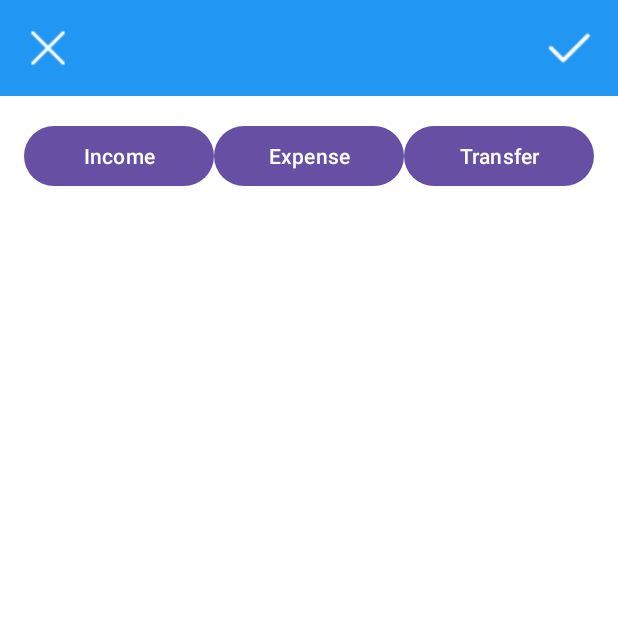
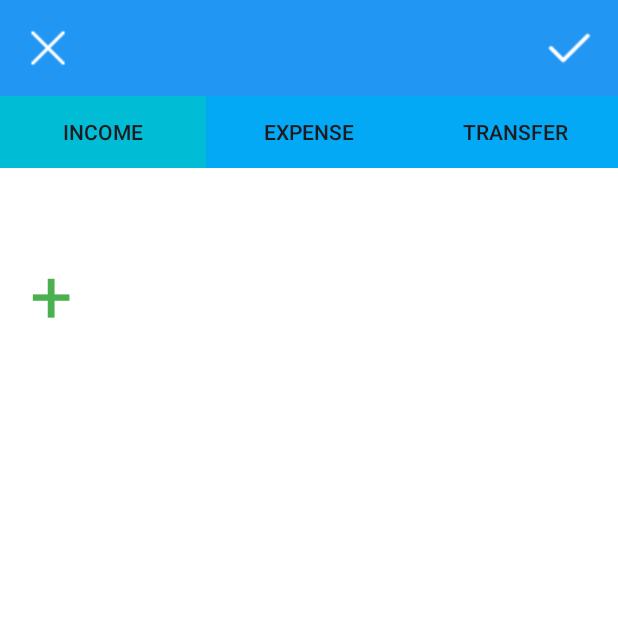
Before and after one commit to Chaitanya-ghutukade/Moneymind, an Android app: the Add_Records screen opened directly, with no data from a screen before it, on a phone screen of 412 x 824 dp, the top half of it. Run offline under Robolectric (Android 15) with nearby library versions, the phone set to English and light mode, and no system bars.

Commit message:
added income,expense and transfer buttons to add_records activity

```diff
--- a/app/build.gradle.kts
+++ b/app/build.gradle.kts
@@ -36,11 +36,10 @@ dependencies {
     implementation("androidx.appcompat:appcompat:1.6.1")
     implementation("com.google.android.material:material:1.9.0")
     implementation("androidx.constraintlayout:constraintlayout:2.1.4")
-
     testImplementation("junit:junit:4.13.2")
     androidTestImplementation("androidx.test.ext:junit:1.1.5")
     androidTestImplementation("androidx.test.espresso:espresso-core:3.5.1")
-    implementation ("androidx.lifecycle:lifecycle-viewmodel:2.3.1")
-    implementation( "androidx.lifecycle:lifecycle-livedata:2.3.1")
+    implementation("androidx.lifecycle:lifecycle-viewmodel:2.3.1")
+    implementation("androidx.lifecycle:lifecycle-livedata:2.3.1")
 
 }
--- a/app/src/main/java/com/example/moneymind/Add_Records.java
+++ b/app/src/main/java/com/example/moneymind/Add_Records.java
@@ -1,6 +1,7 @@
 package com.example.moneymind;
 
 import androidx.appcompat.app.AppCompatActivity;
+import androidx.appcompat.widget.AppCompatButton;
 import androidx.appcompat.widget.Toolbar;
 import androidx.core.content.ContextCompat;
 
@@ -9,19 +10,36 @@ import android.os.Bundle;
 import android.view.View;
 import android.view.Window;
 import android.view.WindowManager;
+import android.widget.Button;
 import android.widget.ImageView;
+import android.widget.TextView;
 import android.widget.Toast;
 
 public class Add_Records extends AppCompatActivity {
+    AppCompatButton btnIncome;
+    AppCompatButton btnExpense;
+    AppCompatButton btnTransfer;
+    TextView txtIcon;
+
+    Toolbar toolbar;
+    ImageView close;
+    ImageView check;
 
     @Override
     protected void onCreate(Bundle savedInstanceState) {
         super.onCreate(savedInstanceState);
         setContentView(R.layout.activity_add_records);
-        Toolbar toolbar=findViewById(R.id.Add_Records_toolbar);
+
+        btnIncome = findViewById(R.id.btn_income);
+        btnExpense = findViewById(R.id.btn_expense);
+        btnTransfer = findViewById(R.id.btn_transfer);
+        txtIcon = findViewById(R.id.txt_icon);
+        toolbar = findViewById(R.id.Add_Records_toolbar);
+        close = findViewById(R.id.close_icon);
+        check = findViewById(R.id.check_icon);
+
         setSupportActionBar(toolbar);
         getSupportActionBar().setDisplayShowTitleEnabled(false);
-
 
         if (Build.VERSION.SDK_INT >= Build.VERSION_CODES.LOLLIPOP) {
             Window window = getWindow();
@@ -29,15 +47,57 @@ public class Add_Records extends AppCompatActivity {
             window.setStatusBarColor(ContextCompat.getColor(this, R.color.add_record_toolbar_color));
         }
 
-        ImageView close=findViewById(R.id.close_icon);
-        ImageView check=findViewById(R.id.check_icon);
-
-
         close.setOnClickListener(new View.OnClickListener() {
             @Override
             public void onClick(View v) {
                 onBackPressed();
             }
         });
+
+
+        setDefaultSelections();
+        btnIncome.setOnClickListener(new View.OnClickListener() {
+            @Override
+            public void onClick(View v) {
+                handleButtonClick(btnIncome, "+", R.color.green);
+            }
+        });
+
+        btnExpense.setOnClickListener(new View.OnClickListener() {
+            @Override
+            public void onClick(View v) {
+                handleButtonClick(btnExpense, "-", R.color.red);
+            }
+        });
+
+        btnTransfer.setOnClickListener(new View.OnClickListener() {
+            @Override
+            public void onClick(View v) {
+                handleButtonClick(btnTransfer, "->", R.color.blue);
+            }
+        });
+    }
+
+    private void setDefaultSelections() {
+        // Set Income button as default
+        btnIncome.setSelected(true);
+        btnExpense.setSelected(false);
+        btnTransfer.setSelected(false);
+        // Show plus icon
+        txtIcon.setText("+");
+        // Set text color
+        txtIcon.setTextColor(ContextCompat.getColor(Add_Records.this, R.color.green));
+    }
+
+    private void handleButtonClick(AppCompatButton button, String iconText, int textColor) {
+        // Reset all buttons
+        btnIncome.setSelected(false);
+        btnExpense.setSelected(false);
+        btnTransfer.setSelected(false);
+        // Set selected button
+        button.setSelected(true);
+        // Set icon text and color
+        txtIcon.setText(iconText);
+        txtIcon.setTextColor(ContextCompat.getColor(Add_Records.this, textColor));
     }
 }
--- /dev/null
+++ b/app/src/main/res/drawable/button_selector.xml
@@ -0,0 +1,6 @@
+<?xml version="1.0" encoding="utf-8"?>
+<selector xmlns:android="http://schemas.android.com/apk/res/android">
+
+    <item android:state_selected="true" android:drawable="@color/button_selected" />
+    <item android:drawable="@color/button_default" />
+</selector>
--- a/app/src/main/res/layout/activity_add_records.xml
+++ b/app/src/main/res/layout/activity_add_records.xml
@@ -39,40 +39,54 @@
     </com.google.android.material.appbar.AppBarLayout>
 
     <GridLayout
+        android:id="@+id/grid_layout"
         android:layout_width="match_parent"
         android:layout_height="wrap_content"
-        android:layout_gravity="center"
         android:columnCount="3"
-        android:padding="16dp"
-        android:rowCount="1">
+        android:rowCount="1"
+        android:alignmentMode="alignMargins"
+        android:columnOrderPreserved="false">
 
-        <Button
-            android:id="@+id/income_btn"
+        <androidx.appcompat.widget.AppCompatButton
+            android:id="@+id/btn_income"
             android:layout_width="0dp"
             android:layout_height="wrap_content"
+            android:text="Income"
             android:layout_columnWeight="1"
-            android:text="Income"
-            />
+            android:background="@drawable/button_selector"
+            android:padding="8dp"/>
 
-        <Button
-            android:id="@+id/expense_btn"
+        <androidx.appcompat.widget.AppCompatButton
+            android:id="@+id/btn_expense"
             android:layout_width="0dp"
             android:layout_height="wrap_content"
+            android:text="Expense"
             android:layout_columnWeight="1"
-            android:text="Expense"
-           />
+            android:background="@drawable/button_selector"
+            android:padding="8dp"/>
 
-
-        <Button
-            android:id="@+id/transfer_btn"
+        <androidx.appcompat.widget.AppCompatButton
+            android:id="@+id/btn_transfer"
             android:layout_width="0dp"
             android:layout_height="wrap_content"
+            android:text="Transfer"
             android:layout_columnWeight="1"
-            android:text="Transfer"
-           />
-
+            android:background="@drawable/button_selector"
+            android:padding="8dp"/>
 
     </GridLayout>
 
+    <TextView
+        android:id="@+id/txt_icon"
+        android:layout_width="100dp"
+        android:layout_height="80dp"
+        android:layout_below="@id/grid_layout"
+
+        android:layout_marginTop="50dp"
+        android:layout_marginStart="20dp"
+        android:text="Icon"
+        android:textSize="50sp"
+       />
+
 
 </LinearLayout>
--- a/app/src/main/res/values/colors.xml
+++ b/app/src/main/res/values/colors.xml
@@ -22,11 +22,17 @@
 
     <!-- toolbar color -->
     <color name="home_toolbar_color">#F22FA87B</color>
-    <color name="record_toolbar_color">#F22FA87B</color>
+    <color name="record_toolbar_color">#4CAF50</color>
     <color name="add_record_toolbar_color">#2196F3</color>
     <color name="activity_background">#03A9F4</color>
 
     <color name="button_background">#03A9F4</color>
 
+    <color name="button_selected">#00BCD4</color>
+    <color name="button_default">#03A9F4</color>
+
+    <color name="green">#4CAF50</color>
+    <color name="red">#ED1111</color>
+    <color name="blue">#00BCD4</color>
 
 </resources>
```
